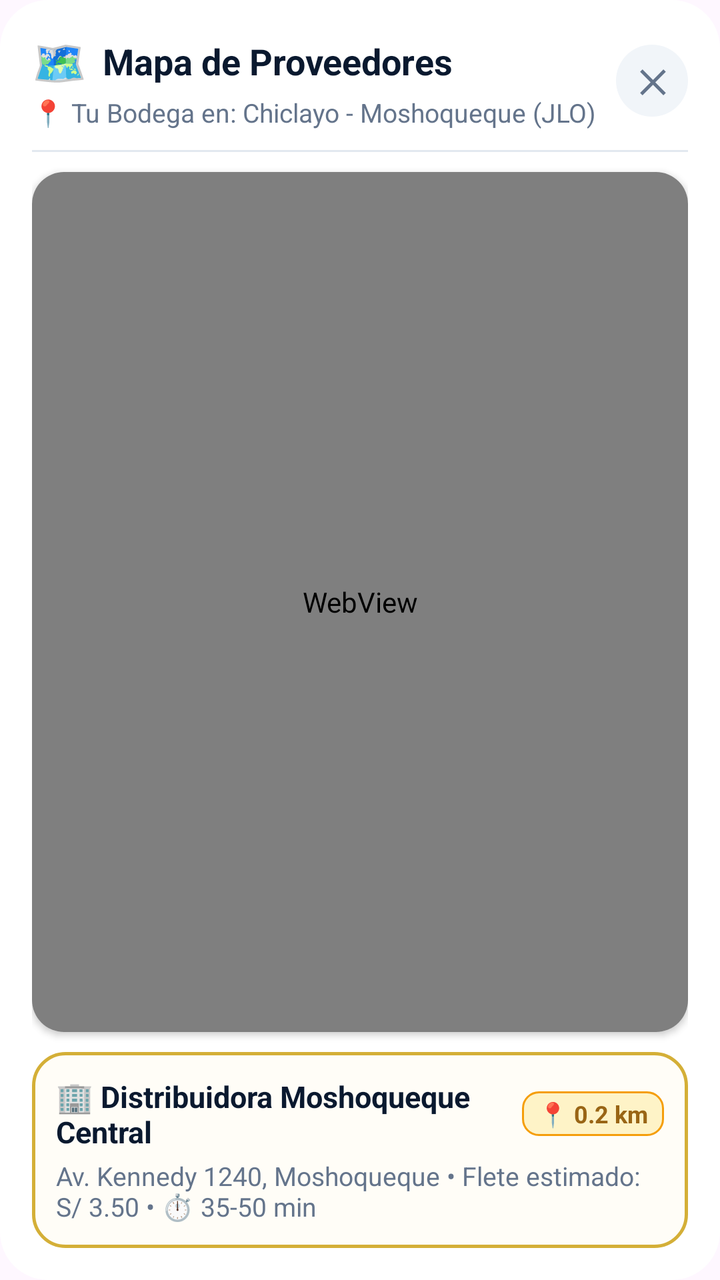
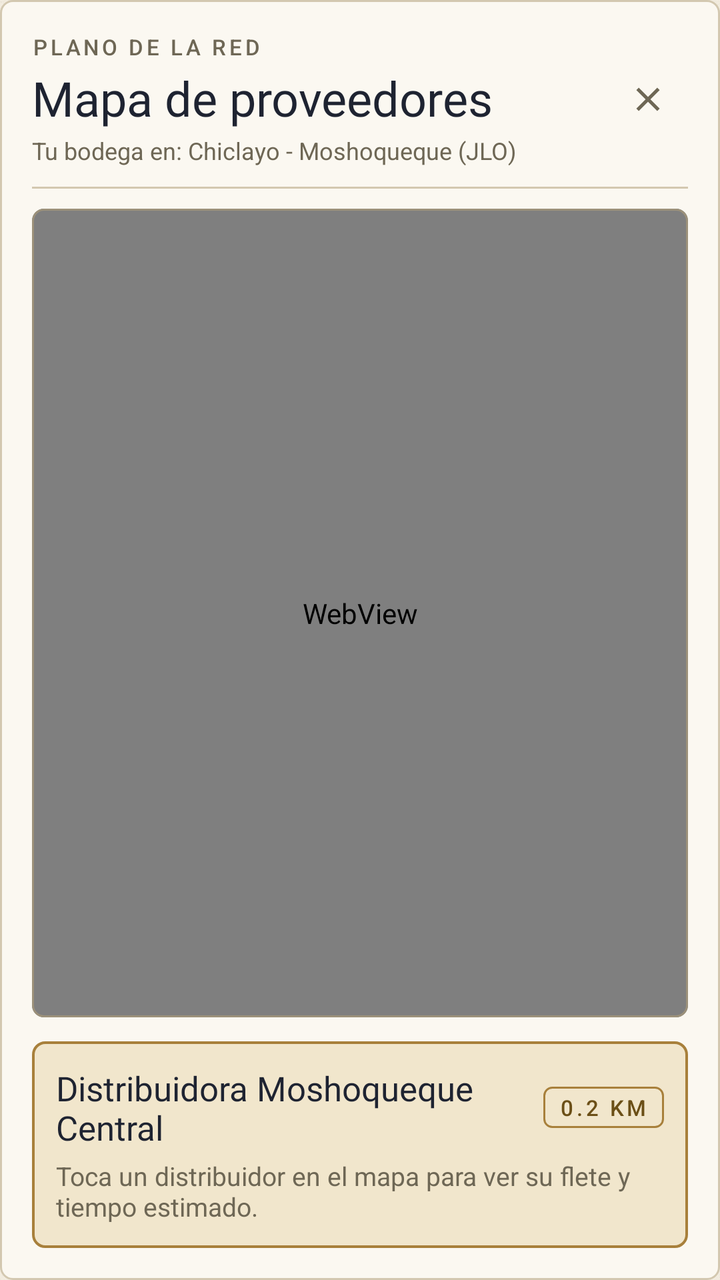

Before-and-after screenshots of an Android layout around one commit, followed by the original layout XML and the change that was made.
<!-- AndroidManifest.xml: application theme Theme.ProvedoresChiclayo -->
<!-- res/layout/dialog_supplier_map.xml -->
<?xml version="1.0" encoding="utf-8"?>
<LinearLayout xmlns:android="http://schemas.android.com/apk/res/android"
    xmlns:app="http://schemas.android.com/apk/res-auto"
    android:layout_width="match_parent"
    android:layout_height="match_parent"
    android:background="@drawable/bg_rounded_sheet"
    android:orientation="vertical"
    android:padding="16dp">

    
    <RelativeLayout
        android:layout_width="match_parent"
        android:layout_height="wrap_content">

        <LinearLayout
            android:layout_width="wrap_content"
            android:layout_height="wrap_content"
            android:layout_alignParentStart="true"
            android:layout_centerVertical="true"
            android:orientation="vertical">

            <LinearLayout
                android:layout_width="wrap_content"
                android:layout_height="wrap_content"
                android:gravity="center_vertical"
                android:orientation="horizontal">

                <TextView
                    android:layout_width="wrap_content"
                    android:layout_height="wrap_content"
                    android:text="🗺️"
                    android:textSize="22sp" />

                <TextView
                    android:layout_width="wrap_content"
                    android:layout_height="wrap_content"
                    android:layout_marginStart="8dp"
                    android:text="Mapa de Proveedores"
                    android:textColor="@color/navy_primary"
                    android:textSize="18sp"
                    android:textStyle="bold" />
            </LinearLayout>

            <TextView
                android:id="@+id/tvMapBodegaSubtitle"
                android:layout_width="wrap_content"
                android:layout_height="wrap_content"
                android:layout_marginTop="2dp"
                android:text="📍 Tu Bodega en: Chiclayo - Moshoqueque (JLO)"
                android:textColor="@color/text_secondary"
                android:textSize="13sp" />
        </LinearLayout>

        <TextView
            android:id="@+id/btnMapClose"
            android:layout_width="36dp"
            android:layout_height="36dp"
            android:layout_alignParentEnd="true"
            android:layout_centerVertical="true"
            android:background="@drawable/bg_circle_icon"
            android:gravity="center"
            android:text="✕"
            android:textColor="@color/text_secondary"
            android:textSize="16sp"
            android:textStyle="bold" />
    </RelativeLayout>

    <View
        android:layout_width="match_parent"
        android:layout_height="1dp"
        android:layout_marginTop="10dp"
        android:layout_marginBottom="10dp"
        android:background="@color/border_light" />

    
    <androidx.cardview.widget.CardView
        android:layout_width="match_parent"
        android:layout_height="0dp"
        android:layout_weight="1"
        app:cardCornerRadius="16dp"
        app:cardElevation="2dp">

        <WebView
            android:id="@+id/wvMap"
            android:layout_width="match_parent"
            android:layout_height="match_parent" />
    </androidx.cardview.widget.CardView>

    
    <LinearLayout
        android:id="@+id/layoutSupplierInfoCard"
        android:layout_width="match_parent"
        android:layout_height="wrap_content"
        android:layout_marginTop="10dp"
        android:background="@drawable/bg_card_highlight"
        android:orientation="vertical"
        android:padding="12dp">

        <LinearLayout
            android:layout_width="match_parent"
            android:layout_height="wrap_content"
            android:gravity="center_vertical"
            android:orientation="horizontal">

            <TextView
                android:id="@+id/tvMapSelectedSupplierName"
                android:layout_width="0dp"
                android:layout_height="wrap_content"
                android:layout_weight="1"
                android:text="🏢 Distribuidora Moshoqueque Central"
                android:textColor="@color/navy_primary"
                android:textSize="15sp"
                android:textStyle="bold" />

            <TextView
                android:id="@+id/tvMapSelectedSupplierDistance"
                android:layout_width="wrap_content"
                android:layout_height="wrap_content"
                android:background="@drawable/bg_gold_badge"
                android:paddingStart="8dp"
                android:paddingTop="3dp"
                android:paddingEnd="8dp"
                android:paddingBottom="3dp"
                android:text="📍 0.2 km"
                android:textColor="@color/gold_dark"
                android:textSize="12sp"
                android:textStyle="bold" />
        </LinearLayout>

        <TextView
            android:id="@+id/tvMapSelectedSupplierDetails"
            android:layout_width="wrap_content"
            android:layout_height="wrap_content"
            android:layout_marginTop="3dp"
            android:text="Av. Kennedy 1240, Moshoqueque • Flete estimado: S/ 3.50 • ⏱️ 35-50 min"
            android:textColor="@color/text_secondary"
            android:textSize="13sp" />
    </LinearLayout>

</LinearLayout>
<!-- resources referenced by this layout -->
<resources>
  <color name="border_light">#E2E8F0</color>
  <color name="gold_dark">#996515</color>
  <color name="navy_primary">#0A192F</color>
  <color name="text_secondary">#64748B</color>
  <!-- drawable bg_card_highlight (drawable) -->
  <?xml version="1.0" encoding="utf-8"?>
  <shape xmlns:android="http://schemas.android.com/apk/res/android"
      android:shape="rectangle">
      <solid android:color="#FFFDF7" />
      <corners android:radius="16dp" />
      <stroke android:width="1.5dp" android:color="#D4AF37" />
  </shape>
  <!-- drawable bg_circle_icon (drawable) -->
  <?xml version="1.0" encoding="utf-8"?>
  <shape xmlns:android="http://schemas.android.com/apk/res/android"
      android:shape="oval">
      <solid android:color="#F1F5F9" />
  </shape>
  <!-- drawable bg_gold_badge (drawable) -->
  <?xml version="1.0" encoding="utf-8"?>
  <shape xmlns:android="http://schemas.android.com/apk/res/android"
      android:shape="rectangle">
      <solid android:color="#FEF3C7" />
      <corners android:radius="8dp" />
      <stroke android:width="1dp" android:color="#F59E0B" />
  </shape>
  <!-- drawable bg_rounded_sheet (drawable) -->
  <?xml version="1.0" encoding="utf-8"?>
  <shape xmlns:android="http://schemas.android.com/apk/res/android"
      android:shape="rectangle">
      <solid android:color="#FFFFFF" />
      <corners
          android:topLeftRadius="24dp"
          android:topRightRadius="24dp"
          android:bottomLeftRadius="24dp"
          android:bottomRightRadius="24dp" />
  </shape>
  <style name="Base.Theme.ProvedoresChiclayo" parent="Theme.Material3.Light.NoActionBar">
          <item name="colorPrimary">@color/navy_primary</item>
          <item name="colorOnPrimary">@color/white</item>
          <item name="colorSecondary">@color/gold_accent</item>
          <item name="colorOnSecondary">@color/navy_primary</item>
          <item name="android:statusBarColor">@color/navy_primary</item>
          <item name="android:navigationBarColor">@color/navy_primary</item>
          <item name="android:windowLightStatusBar" tools:targetApi="m">false</item>
      </style>
  <color name="gold_accent">#F59E0B</color>
  <!-- unchanged entries left out for length: 2 -->
</resources>

<!-- the commit's change to res/layout/dialog_supplier_map.xml (unified diff, before → after) -->
@@ -3,7 +3,7 @@
     xmlns:app="http://schemas.android.com/apk/res-auto"
     android:layout_width="match_parent"
     android:layout_height="match_parent"
-    android:background="@drawable/bg_rounded_sheet"
+    android:background="@drawable/bg_paper_card"
     android:orientation="vertical"
     android:padding="16dp">
 
@@ -19,50 +19,38 @@
             android:layout_centerVertical="true"
             android:orientation="vertical">
 
-            <LinearLayout
+            <TextView
+                style="@style/Pv.Overline"
                 android:layout_width="wrap_content"
                 android:layout_height="wrap_content"
-                android:gravity="center_vertical"
-                android:orientation="horizontal">
+                android:text="Plano de la red" />
 
-                <TextView
-                    android:layout_width="wrap_content"
-                    android:layout_height="wrap_content"
-                    android:text="🗺️"
-                    android:textSize="22sp" />
-
-                <TextView
-                    android:layout_width="wrap_content"
-                    android:layout_height="wrap_content"
-                    android:layout_marginStart="8dp"
-                    android:text="Mapa de Proveedores"
-                    android:textColor="@color/navy_primary"
-                    android:textSize="18sp"
-                    android:textStyle="bold" />
-            </LinearLayout>
+            <TextView
+                style="@style/Pv.Display"
+                android:layout_width="wrap_content"
+                android:layout_height="wrap_content"
+                android:layout_marginTop="2dp"
+                android:text="Mapa de proveedores" />
 
             <TextView
                 android:id="@+id/tvMapBodegaSubtitle"
+                style="@style/Pv.Caption"
                 android:layout_width="wrap_content"
                 android:layout_height="wrap_content"
                 android:layout_marginTop="2dp"
-                android:text="📍 Tu Bodega en: Chiclayo - Moshoqueque (JLO)"
-                android:textColor="@color/text_secondary"
-                android:textSize="13sp" />
+                android:text="Tu bodega en: Chiclayo - Moshoqueque (JLO)" />
         </LinearLayout>
 
-        <TextView
+        <com.google.android.material.button.MaterialButton
             android:id="@+id/btnMapClose"
-            android:layout_width="36dp"
-            android:layout_height="36dp"
+            style="@style/Widget.Material3.Button.IconButton"
+            android:layout_width="44dp"
+            android:layout_height="44dp"
             android:layout_alignParentEnd="true"
             android:layout_centerVertical="true"
-            android:background="@drawable/bg_circle_icon"
-            android:gravity="center"
-            android:text="✕"
-            android:textColor="@color/text_secondary"
-            android:textSize="16sp"
-            android:textStyle="bold" />
+            android:contentDescription="Cerrar"
+            app:icon="@drawable/ic_close"
+            app:iconTint="@color/ink_muted" />
     </RelativeLayout>
 
     <View
@@ -70,29 +58,32 @@
         android:layout_height="1dp"
         android:layout_marginTop="10dp"
         android:layout_marginBottom="10dp"
-        android:background="@color/border_light" />
+        android:background="@color/rule" />
 
     
-    <androidx.cardview.widget.CardView
+    <com.google.android.material.card.MaterialCardView
         android:layout_width="match_parent"
         android:layout_height="0dp"
         android:layout_weight="1"
-        app:cardCornerRadius="16dp"
-        app:cardElevation="2dp">
+        app:cardBackgroundColor="@color/paper_deep"
+        app:cardCornerRadius="6dp"
+        app:cardElevation="0dp"
+        app:strokeColor="@color/rule_strong"
+        app:strokeWidth="1dp">
 
         <WebView
             android:id="@+id/wvMap"
             android:layout_width="match_parent"
             android:layout_height="match_parent" />
-    </androidx.cardview.widget.CardView>
+    </com.google.android.material.card.MaterialCardView>
 
     
     <LinearLayout
         android:id="@+id/layoutSupplierInfoCard"
         android:layout_width="match_parent"
         android:layout_height="wrap_content"
-        android:layout_marginTop="10dp"
-        android:background="@drawable/bg_card_highlight"
+        android:layout_marginTop="12dp"
+        android:background="@drawable/bg_paper_card_active"
         android:orientation="vertical"
         android:padding="12dp">
 
@@ -104,37 +95,36 @@
 
             <TextView
                 android:id="@+id/tvMapSelectedSupplierName"
+                style="@style/Pv.Headline"
                 android:layout_width="0dp"
                 android:layout_height="wrap_content"
                 android:layout_weight="1"
-                android:text="🏢 Distribuidora Moshoqueque Central"
-                android:textColor="@color/navy_primary"
-                android:textSize="15sp"
-                android:textStyle="bold" />
+                android:text="Distribuidora Moshoqueque Central" />
 
             <TextView
                 android:id="@+id/tvMapSelectedSupplierDistance"
+                style="@style/Pv.Overline"
                 android:layout_width="wrap_content"
                 android:layout_height="wrap_content"
-                android:background="@drawable/bg_gold_badge"
+                android:layout_marginStart="8dp"
+                android:background="@drawable/bg_pill_gilt"
                 android:paddingStart="8dp"
                 android:paddingTop="3dp"
                 android:paddingEnd="8dp"
                 android:paddingBottom="3dp"
-                android:text="📍 0.2 km"
-                android:textColor="@color/gold_dark"
-                android:textSize="12sp"
-                android:textStyle="bold" />
+                android:textColor="@color/gilt_dark"
+                android:textSize="11sp"
+                android:text="0.2 km" />
         </LinearLayout>
 
         <TextView
             android:id="@+id/tvMapSelectedSupplierDetails"
+            style="@style/Pv.Caption"
             android:layout_width="wrap_content"
             android:layout_height="wrap_content"
-            android:layout_marginTop="3dp"
-            android:text="Av. Kennedy 1240, Moshoqueque • Flete estimado: S/ 3.50 • ⏱️ 35-50 min"
-            android:textColor="@color/text_secondary"
-            android:textSize="13sp" />
+            android:layout_marginTop="4dp"
+            android:textSize="13sp"
+            android:text="Toca un distribuidor en el mapa para ver su flete y tiempo estimado." />
     </LinearLayout>
 
 </LinearLayout>
<!-- resource entries referenced after the edit -->
@@ -1,52 +1,120 @@
 <!-- resources referenced by this layout -->
 <resources>
-  <color name="border_light">#E2E8F0</color>
-  <color name="gold_dark">#996515</color>
-  <color name="navy_primary">#0A192F</color>
-  <color name="text_secondary">#64748B</color>
-  <!-- drawable bg_card_highlight (drawable) -->
+  <color name="gilt_dark">#6B4F17</color>
+  <color name="ink_muted">#6E6755</color>
+  <color name="paper_deep">#E8DFCB</color>
+  <color name="rule">#D3C8B0</color>
+  <color name="rule_strong">#9C917A</color>
+  <!-- drawable bg_paper_card (drawable) -->
   <?xml version="1.0" encoding="utf-8"?>
   <shape xmlns:android="http://schemas.android.com/apk/res/android"
       android:shape="rectangle">
-      <solid android:color="#FFFDF7" />
-      <corners android:radius="16dp" />
-      <stroke android:width="1.5dp" android:color="#D4AF37" />
+      <solid android:color="@color/paper_surface" />
+      <corners android:radius="6dp" />
+      <stroke android:width="1dp" android:color="@color/rule" />
   </shape>
-  <!-- drawable bg_circle_icon (drawable) -->
-  <?xml version="1.0" encoding="utf-8"?>
-  <shape xmlns:android="http://schemas.android.com/apk/res/android"
-      android:shape="oval">
-      <solid android:color="#F1F5F9" />
-  </shape>
-  <!-- drawable bg_gold_badge (drawable) -->
+  <!-- drawable bg_paper_card_active (drawable) -->
   <?xml version="1.0" encoding="utf-8"?>
   <shape xmlns:android="http://schemas.android.com/apk/res/android"
       android:shape="rectangle">
-      <solid android:color="#FEF3C7" />
-      <corners android:radius="8dp" />
-      <stroke android:width="1dp" android:color="#F59E0B" />
+      <solid android:color="@color/gilt_soft" />
+      <corners android:radius="6dp" />
+      <stroke android:width="1.25dp" android:color="@color/gilt" />
   </shape>
-  <!-- drawable bg_rounded_sheet (drawable) -->
+  <!-- drawable bg_pill_gilt (drawable) -->
   <?xml version="1.0" encoding="utf-8"?>
   <shape xmlns:android="http://schemas.android.com/apk/res/android"
       android:shape="rectangle">
-      <solid android:color="#FFFFFF" />
-      <corners
-          android:topLeftRadius="24dp"
-          android:topRightRadius="24dp"
-          android:bottomLeftRadius="24dp"
-          android:bottomRightRadius="24dp" />
+      <solid android:color="@color/gilt_soft" />
+      <corners android:radius="4dp" />
+      <stroke android:width="1dp" android:color="@color/gilt" />
   </shape>
+  <!-- drawable ic_close (drawable) -->
+  <?xml version="1.0" encoding="utf-8"?>
+  <vector xmlns:android="http://schemas.android.com/apk/res/android"
+      android:width="24dp"
+      android:height="24dp"
+      android:viewportWidth="24"
+      android:viewportHeight="24"
+      android:tint="?attr/colorControlNormal">
+      <path
+          android:fillColor="#FF000000"
+          android:pathData="M19,6.41L17.59,5 12,10.59 6.41,5 5,6.41 10.59,12 5,17.59 6.41,19 12,13.41 17.59,19 19,17.59 13.41,12z" />
+  </vector>
+  <style name="Pv.Caption">
+          <item name="android:textSize">12sp</item>
+          <item name="android:textColor">@color/ink_muted</item>
+      </style>
+  <style name="Pv.Display">
+          <item name="android:fontFamily">@font/ebgaramond_bold</item>
+          <item name="android:textSize">24sp</item>
+          <item name="android:textColor">@color/ink</item>
+      </style>
+  <style name="Pv.Headline">
+          <item name="android:fontFamily">@font/ebgaramond_semibold</item>
+          <item name="android:textSize">17sp</item>
+          <item name="android:textColor">@color/ink</item>
+      </style>
+  <style name="Pv.Overline">
+          <item name="android:fontFamily">sans-serif-medium</item>
+          <item name="android:textSize">11sp</item>
+          <item name="android:textColor">@color/ink_muted</item>
+          <item name="android:textAllCaps">true</item>
+          <item name="android:letterSpacing">0.14</item>
+      </style>
+  <color name="paper_surface">#FBF8F1</color>
+  <color name="gilt_soft">#F1E6CC</color>
+  <color name="gilt">#A8803B</color>
+  <color name="ink">#1E2331</color>
   <style name="Base.Theme.ProvedoresChiclayo" parent="Theme.Material3.Light.NoActionBar">
-          <item name="colorPrimary">@color/navy_primary</item>
-          <item name="colorOnPrimary">@color/white</item>
-          <item name="colorSecondary">@color/gold_accent</item>
-          <item name="colorOnSecondary">@color/navy_primary</item>
-          <item name="android:statusBarColor">@color/navy_primary</item>
-          <item name="android:navigationBarColor">@color/navy_primary</item>
-          <item name="android:windowLightStatusBar" tools:targetApi="m">false</item>
+          <item name="colorPrimary">@color/ink</item>
+          <item name="colorOnPrimary">@color/paper_on_ink</item>
+          <item name="colorPrimaryContainer">@color/paper_deep</item>
+          <item name="colorOnPrimaryContainer">@color/ink</item>
+  
+          <item name="colorSecondary">@color/gilt</item>
+          <item name="colorOnSecondary">@color/white</item>
+          <item name="colorSecondaryContainer">@color/gilt_soft</item>
+          <item name="colorOnSecondaryContainer">@color/gilt_dark</item>
+  
+          <item name="colorTertiary">@color/sage</item>
+          <item name="colorError">@color/stamp</item>
+  
+          <item name="colorSurface">@color/paper_surface</item>
+          <item name="colorOnSurface">@color/ink</item>
+          <item name="colorSurfaceVariant">@color/paper_deep</item>
+          <item name="colorOnSurfaceVariant">@color/ink_muted</item>
+          <item name="colorSurfaceInverse">@color/ink</item>
+          <item name="colorOnSurfaceInverse">@color/paper_on_ink</item>
+  
+          <item name="colorOutline">@color/rule_strong</item>
+          <item name="colorOutlineVariant">@color/rule</item>
+          <item name="colorControlHighlight">@color/ripple_ink</item>
+  
+          <item name="android:colorBackground">@color/paper_bg</item>
+          <item name="android:windowBackground">@drawable/bg_paper</item>
+          <item name="android:statusBarColor">@color/paper_bg</item>
+          <item name="android:navigationBarColor">@color/paper_bg</item>
+          <item name="android:windowLightStatusBar">true</item>
+          <item name="android:windowLightNavigationBar" tools:targetApi="27">true</item>
       </style>
-  <color name="gold_accent">#F59E0B</color>
+  <color name="paper_on_ink">#F7F2E7</color>
+  <color name="sage">#3B6A50</color>
+  <color name="stamp">#9E3B2B</color>
+  <color name="ripple_ink">#1F1E2331</color>
+  <color name="paper_bg">#F2ECDF</color>
+  <!-- drawable bg_paper (drawable) -->
+  <?xml version="1.0" encoding="utf-8"?>
+  <layer-list xmlns:android="http://schemas.android.com/apk/res/android">
+      <item android:drawable="@color/paper_bg" />
+      <item>
+          <bitmap
+              android:src="@drawable/paper_texture"
+              android:tileMode="repeat"
+              android:gravity="fill" />
+      </item>
+  </layer-list>
+  <!-- drawable paper_texture: png bitmap (drawable-nodpi, 32908 bytes) -->
   <!-- unchanged entries left out for length: 2 -->
 </resources>
 
